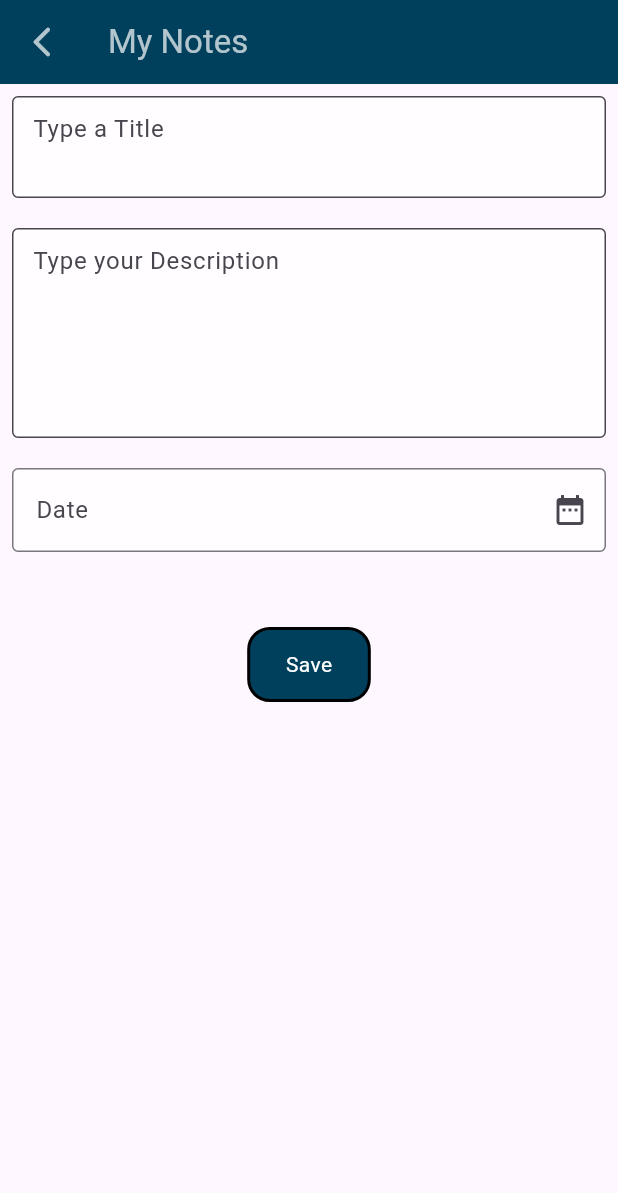
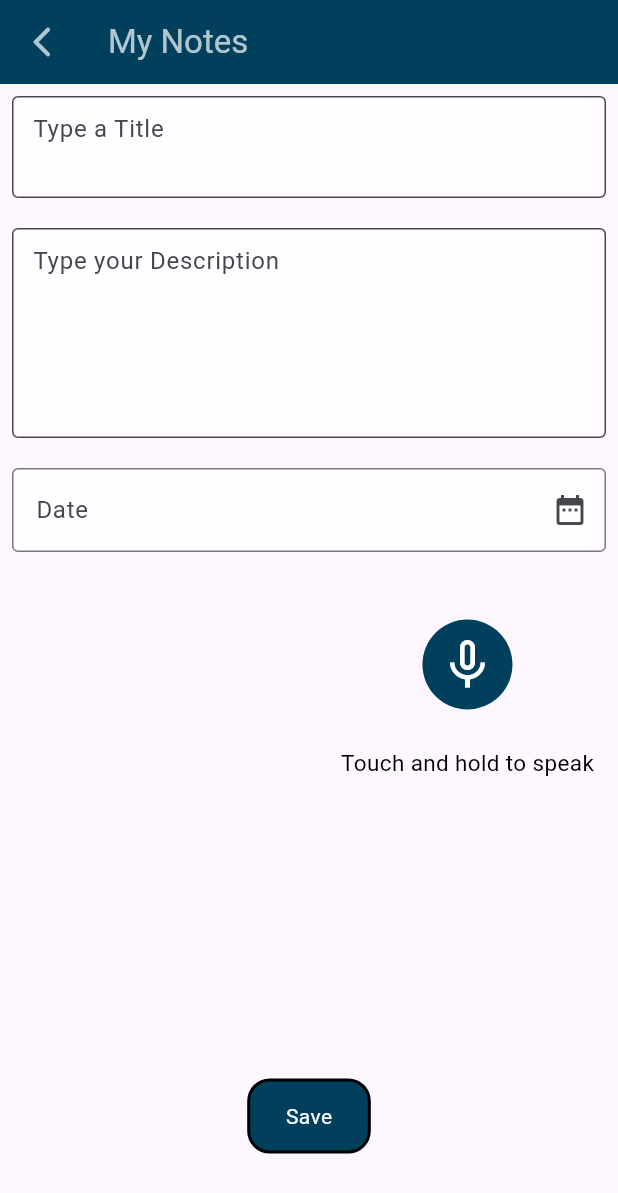
Before and after one commit to PrashantChandraker/todo_app_floor_db, a Flutter app: the screen it shows after launch, after a tap on the "add" icon, on a phone screen of 412 x 824 dp. Shown: the top 1193 px of the screen. Run offline on Flutter 3.47's test engine with Material 3 defaults, Android fonts, the phone set to English and light mode, and no system bars; drawn by our look-alikes of avatar_glow; our stand-ins replace awesome_snackbar_content, floor, lottie, speech_to_text, sqflite, vibration; accounts and stored records are empty; generated files the repository leaves out were written again; project files that could hold a hidden picture were left out.

Commit message:
integrated voice to text

```diff
--- a/lib/screens/add_update_note.dart
+++ b/lib/screens/add_update_note.dart
@@ -1,7 +1,10 @@
 import 'package:awesome_snackbar_content/awesome_snackbar_content.dart';
 import 'package:flutter/material.dart';
 
+import 'package:vibration/vibration.dart';
+import 'package:avatar_glow/avatar_glow.dart';
 import 'package:intl/intl.dart';
+import 'package:speech_to_text/speech_to_text.dart';
 import 'package:todo_app_floor_db/database/database.dart';
 import 'package:todo_app_floor_db/database/notes_entity.dart';
 
@@ -24,6 +27,12 @@ class _AddUpdateNotesState extends State<AddUpdateNotes> {
   TextEditingController description_controller = TextEditingController();
   TextEditingController date_controller = TextEditingController();
   var key = GlobalKey<FormState>();
+
+  //for voice recording
+  SpeechToText speechToText = SpeechToText();
+  var description = "Type your Description";
+  var isListening = false;
+  String tempRecognizedText = "";
 
   @override
   void initState() {
@@ -56,9 +65,8 @@ class _AddUpdateNotesState extends State<AddUpdateNotes> {
           style: TextStyle(color: Colors.white70),
         ),
       ),
-      body: SafeArea(
-        child: SingleChildScrollView(
-          scrollDirection: Axis.vertical,
+      body: SingleChildScrollView(
+        child: SafeArea(
           child: Form(
             key: key,
             child: Padding(
@@ -106,7 +114,7 @@ class _AddUpdateNotesState extends State<AddUpdateNotes> {
                       filled: true,
                       fillColor: Colors.white70,
                       contentPadding: const EdgeInsets.all(10),
-                      hintText: "Type your Description",
+                      hintText: description,
                       // label: Text("Description"),
 
                       border: const OutlineInputBorder(
@@ -182,7 +190,79 @@ class _AddUpdateNotesState extends State<AddUpdateNotes> {
                     ),
                   ),
                   const SizedBox(
-                    height: 50,
+                    height: 30,
+                  ),
+                  Padding(
+                    padding: const EdgeInsets.only(right: 8.0),
+                    child: Row(
+                      mainAxisAlignment: MainAxisAlignment.end,
+                      children: [
+                        Column(
+                          children: [
+                            AvatarGlow(
+                              glowRadiusFactor: .5,
+                              duration: const Duration(milliseconds: 1500),
+                              glowColor: Color.fromARGB(255, 0, 64, 92),
+                              repeat: true,
+                              // glowShape: BoxShape.circle,
+                              glowCount: 5,
+
+                              // glowBorderRadius: BorderRadius.circular(5),
+                              animate: isListening,
+                              child: Padding(
+                                padding: const EdgeInsets.all(15.0),
+                                child: GestureDetector(
+
+                                  onTapDown: (details) async {
+                                    var preText = description_controller.text;
+                                    _vibrate();
+                                    if (!isListening) {
+                                      var available =
+                                          await speechToText.initialize();
+                                      if (available) {
+                                        setState(() {
+                                          isListening = true;
+                                          //  tempRecognizedText = "";  // Reset the temporary text
+                                          speechToText.listen(onResult: ((result) {
+                                            setState(() {
+
+
+                                              description_controller.text = preText + " " +
+                                                  result.recognizedWords;
+                                            });
+                                          }));
+                                        });
+                                      }
+                                    }
+                                  },
+                                  onTapUp: (details) {
+                                    setState(() {
+                                      isListening = false;
+                                      // description_controller.text += " " + tempRecognizedText;
+                                    });
+                                    speechToText.stop();
+                                  },
+                                  child: CircleAvatar(
+                                    backgroundColor: Color.fromARGB(255, 0, 64, 92),
+                                    radius: 30,
+                                    child: Icon(
+                                      isListening ? Icons.mic : Icons.mic_none,
+                                      color: Colors.white,
+                                      size: 40,
+                                    ),
+                                  ),
+                                ),
+                              ),
+                            ),
+                            SizedBox(height: 10,),
+                            Text('Touch and hold to speak', style: TextStyle(color: isListening ? Colors.transparent: Colors.black , fontSize: 15),)
+                          ],
+                        ),
+                      ],
+                    ),
+                  ),
+                  const SizedBox(
+                    height: 200,
                   ),
 
                   //////////////    SAVE     /////////////
@@ -217,20 +297,46 @@ class _AddUpdateNotesState extends State<AddUpdateNotes> {
 
                       widget.noteEntity == null
                           ? const SizedBox.shrink()
-                          : InkWell(
+                          : GestureDetector(
   onTap: () {
+    showDialog(
+      context: context,
+      builder: (BuildContext context) {
+        return AlertDialog(
+          content: Row(
+            children: const [
+              Text('Are you sure to delete?'),
+            ],
+          ),
+          actions: <Widget>[
+            TextButton(
+              child: const Text('Cancel'),
+              onPressed: () {
+                Navigator.of(context).pop();
+              },
+            ),
+            TextButton(
+              child: const Text('Delete', style: TextStyle(color: Colors.red),),
+              onPressed: () {
+                // Call your delete function here
                 delete();
+                Navigator.of(context).pop();
+              },
+            ),
+          ],
+        );
+      },
+    );
   },
   child: Container(
     height: 50,
     width: MediaQuery.of(context).size.width * .2,
-                                margin:
-                                    const EdgeInsets.symmetric(horizontal: 15),
+    margin: const EdgeInsets.symmetric(horizontal: 15),
     decoration: BoxDecoration(
-                                    border: Border.all(
-                                        color: Colors.black, width: 2),
+      border: Border.all(color: Colors.black, width: 2),
       borderRadius: BorderRadius.circular(15),
-                                    color: Colors.redAccent),
+      color: Colors.redAccent,
+    ),
     child: const Center(
       child: Text(
         'Delete',
@@ -325,4 +431,10 @@ class _AddUpdateNotesState extends State<AddUpdateNotes> {
       ..hideCurrentSnackBar()
       ..showSnackBar(snackbar);
   }
+
+  void _vibrate() async {
+    if (await Vibration.hasVibrator() ?? false) {
+      Vibration.vibrate(duration: 100);
     }
+  }
+}
--- a/lib/screens/home_screen.dart
+++ b/lib/screens/home_screen.dart
@@ -35,37 +35,37 @@ class _Home_screenState extends State<Home_screen> {
   Widget build(BuildContext context) {
     return Scaffold(
       appBar: AppBar(
-       actions: [
-    PopupMenuButton<String>(
-      icon: Icon(Icons.more_vert),
-      onSelected: (value) {
-        // Add your action handling code here
-        if (value == 'Option 1') {
-          // Handle Option 1
-        } else if (value == 'Option 2') {
-          // Handle Option 2
-        } else if (value == 'Option 3') {
-          // Handle Option 3
-        }
-      },
-      itemBuilder: (BuildContext context) {
-        return [
-          PopupMenuItem<String>(
-            value: 'Option 1',
-            child: Text('Option 1'),
-          ),
-          PopupMenuItem<String>(
-            value: 'Option 2',
-            child: Text('Option 2'),
-          ),
-          PopupMenuItem<String>(
-            value: 'Option 3',
-            child: Text('Option 3'),
-          ),
-        ];
-      },
-    ),
-  ],
+  //      actions: [
+  //   PopupMenuButton<String>(
+  //     icon: Icon(Icons.more_vert),
+  //     onSelected: (value) {
+  //       // Add your action handling code here
+  //       if (value == 'Option 1') {
+  //         // Handle Option 1
+  //       } else if (value == 'Option 2') {
+  //         // Handle Option 2
+  //       } else if (value == 'Option 3') {
+  //         // Handle Option 3
+  //       }
+  //     },
+  //     itemBuilder: (BuildContext context) {
+  //       return [
+  //         PopupMenuItem<String>(
+  //           value: 'Option 1',
+  //           child: Text('Option 1'),
+  //         ),
+  //         PopupMenuItem<String>(
+  //           value: 'Option 2',
+  //           child: Text('Option 2'),
+  //         ),
+  //         PopupMenuItem<String>(
+  //           value: 'Option 3',
+  //           child: Text('Option 3'),
+  //         ),
+  //       ];
+  //     },
+  //   ),
+  // ],
         leading:  Transform.scale(
     scale: 0.8,  // Adjust the scale factor as needed
     child: Image.asset('assets/app_icon.png'),
@@ -74,7 +74,7 @@ class _Home_screenState extends State<Home_screen> {
         backgroundColor: Color.fromARGB(255, 0, 64, 92),
         elevation: 10,
         title: const Text(
-                  "Notes",
+                  "PC Notes",
                   style: TextStyle(color: Colors.white70),
                 ),
       ),
```
Also changed, not shown: pubspec.yaml (+11 -18 lines), pubspec.lock, 3 other files. Lines whose indentation alone changed are shown as unchanged.
